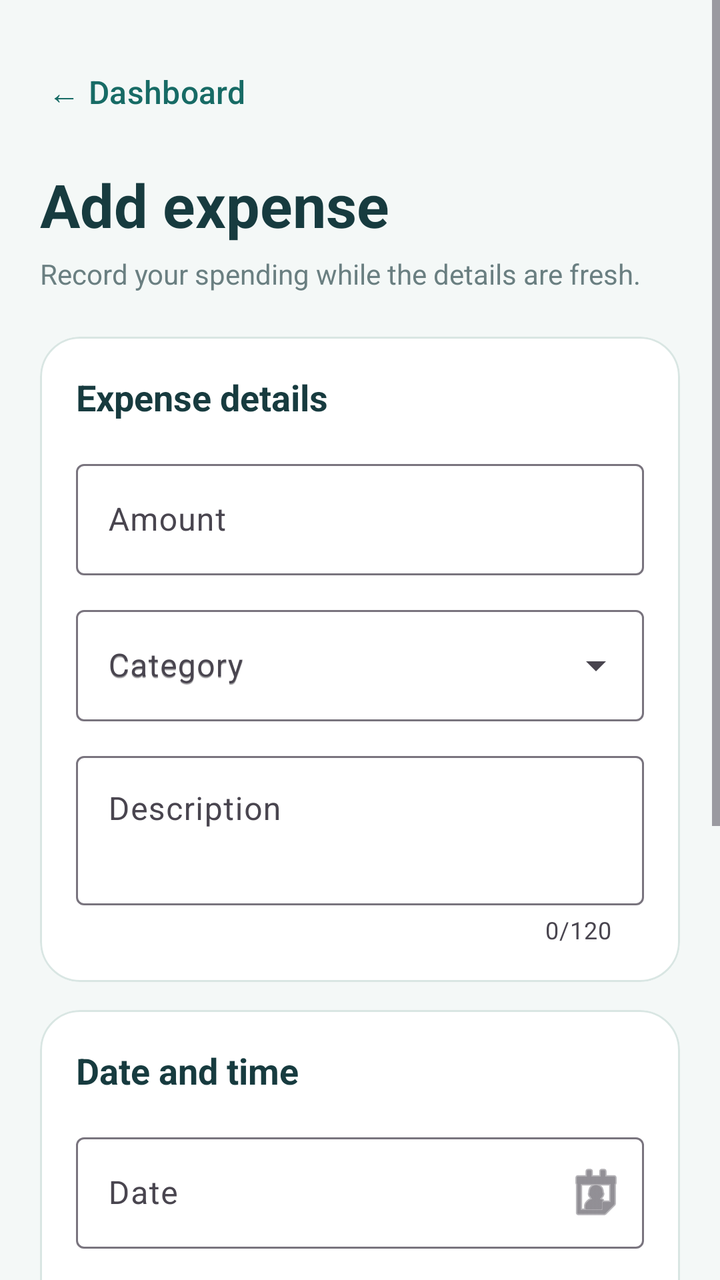
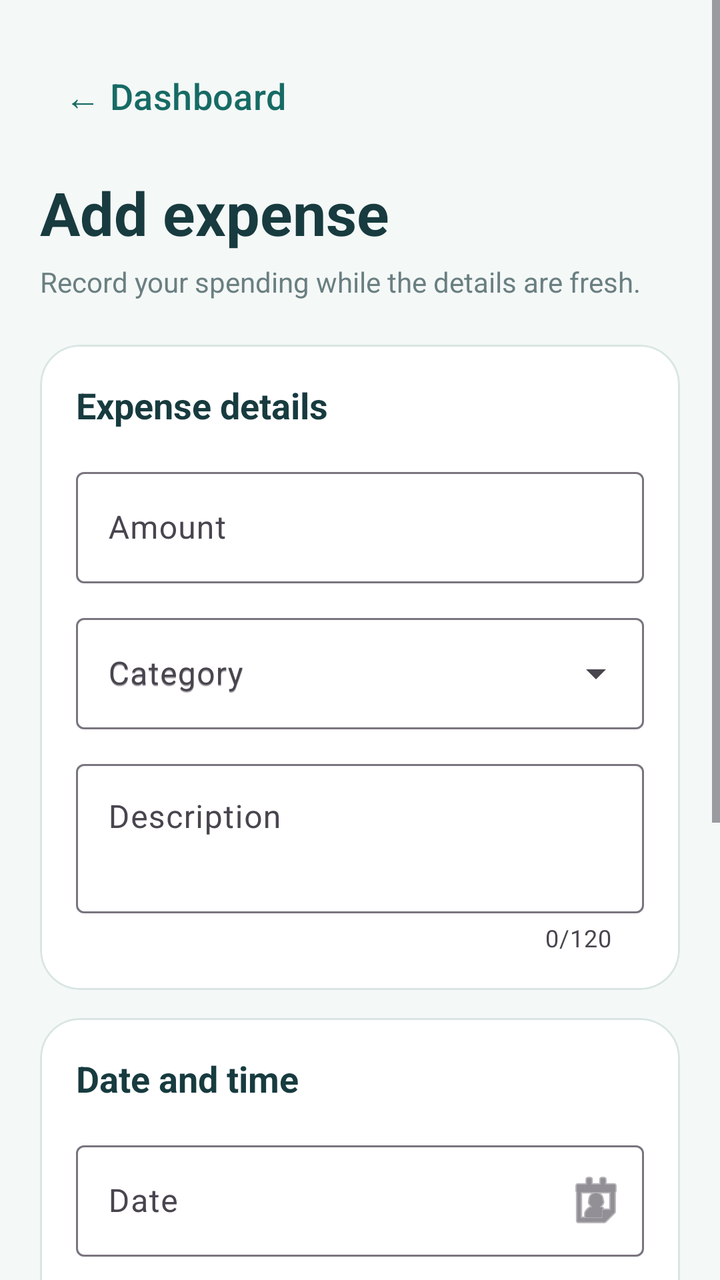

Before-and-after screenshots of an Android layout around one commit, followed by the original layout XML and the change that was made.
<!-- AndroidManifest.xml: application theme Theme.PocketPath -->
<!-- res/layout/activity_add_expenses.xml -->
<?xml version="1.0" encoding="utf-8"?>
<ScrollView xmlns:android="http://schemas.android.com/apk/res/android"
    xmlns:app="http://schemas.android.com/apk/res-auto"
    android:layout_width="match_parent"
    android:layout_height="match_parent"
    android:background="#F4F8F7"
    android:fillViewport="true">

    <LinearLayout
        android:layout_width="match_parent"
        android:layout_height="wrap_content"
        android:orientation="vertical"
        android:paddingStart="20dp"
        android:paddingTop="20dp"
        android:paddingEnd="20dp"
        android:paddingBottom="36dp">

        
        <com.google.android.material.button.MaterialButton
            android:id="@+id/btnBack"
            style="@style/Widget.Material3.Button.TextButton"
            android:layout_width="wrap_content"
            android:layout_height="52dp"
            android:paddingStart="4dp"
            android:paddingEnd="16dp"
            android:text="@string/add_expense_back"
            android:textAllCaps="false"
            android:textColor="#176B65"
            android:textSize="16sp" />

        
        <TextView
            android:layout_width="wrap_content"
            android:layout_height="wrap_content"
            android:layout_marginTop="10dp"
            android:text="@string/add_expense_title"
            android:textColor="#173B3F"
            android:textSize="30sp"
            android:textStyle="bold" />

        <TextView
            android:layout_width="wrap_content"
            android:layout_height="wrap_content"
            android:layout_marginTop="5dp"
            android:text="@string/add_expense_subtitle"
            android:textColor="#6A7F81"
            android:textSize="14sp" />

        
        <com.google.android.material.card.MaterialCardView
            android:layout_width="match_parent"
            android:layout_height="wrap_content"
            android:layout_marginTop="22dp"
            app:cardBackgroundColor="#FFFFFF"
            app:cardCornerRadius="20dp"
            app:strokeColor="#D9E6E3"
            app:strokeWidth="1dp">

            <LinearLayout
                android:layout_width="match_parent"
                android:layout_height="wrap_content"
                android:orientation="vertical"
                android:padding="18dp">

                <TextView
                    android:layout_width="wrap_content"
                    android:layout_height="wrap_content"
                    android:text="@string/expense_details"
                    android:textColor="#173B3F"
                    android:textSize="18sp"
                    android:textStyle="bold" />

                
                <com.google.android.material.textfield.TextInputLayout
                    android:id="@+id/amountLayout"
                    style="@style/Widget.Material3.TextInputLayout.OutlinedBox"
                    android:layout_width="match_parent"
                    android:layout_height="wrap_content"
                    android:layout_marginTop="16dp"
                    android:hint="@string/amount"
                    app:prefixText="@string/currency_prefix">

                    <com.google.android.material.textfield.TextInputEditText
                        android:id="@+id/etAmount"
                        android:layout_width="match_parent"
                        android:layout_height="wrap_content"
                        android:imeOptions="actionNext"
                        android:inputType="numberDecimal"
                        android:maxLength="12" />

                </com.google.android.material.textfield.TextInputLayout>

                
                <com.google.android.material.textfield.TextInputLayout
                    android:id="@+id/categoryLayout"
                    style="@style/Widget.Material3.TextInputLayout.OutlinedBox.ExposedDropdownMenu"
                    android:layout_width="match_parent"
                    android:layout_height="wrap_content"
                    android:layout_marginTop="12dp"
                    android:hint="@string/category">

                    <AutoCompleteTextView
                        android:id="@+id/categoryDropdown"
                        android:layout_width="match_parent"
                        android:layout_height="wrap_content"
                        android:cursorVisible="false"
                        android:hint="@string/category"
                        android:importantForAutofill="no"
                        android:inputType="none"
                        android:singleLine="true" />

                </com.google.android.material.textfield.TextInputLayout>

                
                <com.google.android.material.textfield.TextInputLayout
                    android:id="@+id/descriptionLayout"
                    style="@style/Widget.Material3.TextInputLayout.OutlinedBox"
                    android:layout_width="match_parent"
                    android:layout_height="wrap_content"
                    android:layout_marginTop="12dp"
                    android:hint="@string/description"
                    app:counterEnabled="true"
                    app:counterMaxLength="120">

                    <com.google.android.material.textfield.TextInputEditText
                        android:id="@+id/etDescription"
                        android:layout_width="match_parent"
                        android:layout_height="wrap_content"
                        android:gravity="top|start"
                        android:inputType="textCapSentences|textMultiLine"
                        android:maxLength="120"
                        android:maxLines="3"
                        android:minLines="2" />

                </com.google.android.material.textfield.TextInputLayout>

            </LinearLayout>

        </com.google.android.material.card.MaterialCardView>

        
        <com.google.android.material.card.MaterialCardView
            android:layout_width="match_parent"
            android:layout_height="wrap_content"
            android:layout_marginTop="14dp"
            app:cardBackgroundColor="#FFFFFF"
            app:cardCornerRadius="20dp"
            app:strokeColor="#D9E6E3"
            app:strokeWidth="1dp">

            <LinearLayout
                android:layout_width="match_parent"
                android:layout_height="wrap_content"
                android:orientation="vertical"
                android:padding="18dp">

                <TextView
                    android:layout_width="wrap_content"
                    android:layout_height="wrap_content"
                    android:text="@string/date_and_time"
                    android:textColor="#173B3F"
                    android:textSize="18sp"
                    android:textStyle="bold" />

                
                <com.google.android.material.textfield.TextInputLayout
                    android:id="@+id/dateLayout"
                    style="@style/Widget.Material3.TextInputLayout.OutlinedBox"
                    android:layout_width="match_parent"
                    android:layout_height="wrap_content"
                    android:layout_marginTop="16dp"
                    android:hint="@string/date"
                    app:endIconContentDescription="@string/choose_date"
                    app:endIconDrawable="@android:drawable/ic_menu_my_calendar"
                    app:endIconMode="custom">

                    <com.google.android.material.textfield.TextInputEditText
                        android:id="@+id/etDate"
                        android:layout_width="match_parent"
                        android:layout_height="wrap_content"
                        android:cursorVisible="false"
                        android:focusable="false"
                        android:inputType="none" />

                </com.google.android.material.textfield.TextInputLayout>

                
                <LinearLayout
                    android:layout_width="match_parent"
                    android:layout_height="wrap_content"
                    android:layout_marginTop="12dp"
                    android:baselineAligned="false"
                    android:orientation="horizontal">

                    
                    <com.google.android.material.textfield.TextInputLayout
                        android:id="@+id/startTimeLayout"
                        style="@style/Widget.Material3.TextInputLayout.OutlinedBox"
                        android:layout_width="0dp"
                        android:layout_height="wrap_content"
                        android:layout_marginEnd="6dp"
                        android:layout_weight="1"
                        android:hint="@string/start_time"
                        app:endIconContentDescription="@string/choose_start_time"
                        app:endIconDrawable="@android:drawable/ic_lock_idle_alarm"
                        app:endIconMode="custom">

                        <com.google.android.material.textfield.TextInputEditText
                            android:id="@+id/etStartTime"
                            android:layout_width="match_parent"
                            android:layout_height="wrap_content"
                            android:cursorVisible="false"
                            android:focusable="false"
                            android:inputType="none" />

                    </com.google.android.material.textfield.TextInputLayout>

                    
                    <com.google.android.material.textfield.TextInputLayout
                        android:id="@+id/endTimeLayout"
                        style="@style/Widget.Material3.TextInputLayout.OutlinedBox"
                        android:layout_width="0dp"
                        android:layout_height="wrap_content"
                        android:layout_marginStart="6dp"
                        android:layout_weight="1"
                        android:hint="@string/end_time"
                        app:endIconContentDescription="@string/choose_end_time"
                        app:endIconDrawable="@android:drawable/ic_lock_idle_alarm"
                        app:endIconMode="custom">

                        <com.google.android.material.textfield.TextInputEditText
                            android:id="@+id/etEndTime"
                            android:layout_width="match_parent"
                            android:layout_height="wrap_content"
                            android:cursorVisible="false"
                            android:focusable="false"
                            android:inputType="none" />

                    </com.google.android.material.textfield.TextInputLayout>

                </LinearLayout>

            </LinearLayout>

        </com.google.android.material.card.MaterialCardView>

        
        <com.google.android.material.card.MaterialCardView
            android:layout_width="match_parent"
            android:layout_height="wrap_content"
            android:layout_marginTop="14dp"
            app:cardBackgroundColor="#FFFFFF"
            app:cardCornerRadius="20dp"
            app:strokeColor="#D9E6E3"
            app:strokeWidth="1dp">

            <LinearLayout
                android:layout_width="match_parent"
                android:layout_height="wrap_content"
                android:orientation="vertical"
                android:padding="18dp">

                <TextView
                    android:layout_width="wrap_content"
                    android:layout_height="wrap_content"
                    android:text="@string/receipt_photograph"
                    android:textColor="#173B3F"
                    android:textSize="18sp"
                    android:textStyle="bold" />

                
                <TextView
                    android:id="@+id/photoStatus"
                    android:layout_width="wrap_content"
                    android:layout_height="wrap_content"
                    android:layout_marginTop="5dp"
                    android:text="@string/no_photograph_attached"
                    android:textColor="#6A7F81"
                    android:textSize="14sp" />

                
                <ImageView
                    android:id="@+id/photoPreview"
                    android:layout_width="match_parent"
                    android:layout_height="190dp"
                    android:layout_marginTop="14dp"
                    android:contentDescription="@string/expense_photograph_preview"
                    android:scaleType="centerCrop"
                    android:visibility="gone" />

                
                <LinearLayout
                    android:layout_width="match_parent"
                    android:layout_height="wrap_content"
                    android:layout_marginTop="12dp"
                    android:orientation="horizontal">

                    <com.google.android.material.button.MaterialButton
                        android:id="@+id/btnTakePhoto"
                        android:layout_width="0dp"
                        android:layout_height="52dp"
                        android:layout_marginEnd="6dp"
                        android:layout_weight="1"
                        android:text="@string/take_photo"
                        android:textAllCaps="false"
                        android:textColor="#176B65"
                        app:backgroundTint="#E5F2F0"
                        app:cornerRadius="13dp" />

                    
                    <com.google.android.material.button.MaterialButton
                        android:id="@+id/btnRemovePhoto"
                        android:layout_width="wrap_content"
                        android:layout_height="52dp"
                        android:layout_marginStart="6dp"
                        android:text="@string/remove"
                        android:textAllCaps="false"
                        android:textColor="#A33A3A"
                        android:visibility="gone"
                        app:backgroundTint="@android:color/transparent"
                        app:cornerRadius="13dp"
                        app:strokeColor="#D8A9A9"
                        app:strokeWidth="1dp" />

                </LinearLayout>

            </LinearLayout>

        </com.google.android.material.card.MaterialCardView>

        
        <com.google.android.material.button.MaterialButton
            android:id="@+id/btnSaveExpense"
            android:layout_width="match_parent"
            android:layout_height="58dp"
            android:layout_marginTop="20dp"
            android:text="@string/save_expense"
            android:textAllCaps="false"
            android:textSize="16sp"
            app:backgroundTint="#176B65"
            app:cornerRadius="14dp" />

    </LinearLayout>

</ScrollView>
<!-- resources referenced by this layout -->
<resources>
  <string name="add_expense_back">←  Dashboard</string>
  <string name="add_expense_subtitle">Record your spending while the details are fresh.</string>
  <string name="add_expense_title">Add expense</string>
  <string name="amount">Amount</string>
  <string name="category">Category</string>
  <string name="choose_date">Choose date</string>
  <string name="choose_end_time">Choose end time</string>
  <string name="choose_start_time">Choose start time</string>
  <string name="currency_prefix" translatable="false">R </string>
  <string name="date">Date</string>
  <string name="date_and_time">Date and time</string>
  <string name="description">Description</string>
  <string name="end_time">End time</string>
  <string name="expense_details">Expense details</string>
  <string name="expense_photograph_preview">Expense photograph preview</string>
  <string name="no_photograph_attached">No photograph attached</string>
  <string name="receipt_photograph">Receipt photograph</string>
  <string name="remove">Remove</string>
  <string name="save_expense">Save expense</string>
  <string name="start_time">Start time</string>
  <string name="take_photo">Take photo</string>
  <style name="Theme.PocketPath" parent="Base.Theme.PocketPath" />
  <style name="Base.Theme.PocketPath" parent="Theme.Material3.DayNight.NoActionBar">
          
          
      </style>
</resources>

<!-- the commit's change to res/layout/activity_add_expenses.xml (unified diff, before → after) -->
@@ -20,13 +20,17 @@
             android:id="@+id/btnBack"
             style="@style/Widget.Material3.Button.TextButton"
             android:layout_width="wrap_content"
-            android:layout_height="52dp"
-            android:paddingStart="4dp"
-            android:paddingEnd="16dp"
+            android:layout_height="56dp"
+            android:minWidth="88dp"
+            android:minHeight="56dp"
+            android:paddingStart="12dp"
+            android:paddingEnd="20dp"
+            android:insetTop="0dp"
+            android:insetBottom="0dp"
             android:text="@string/add_expense_back"
             android:textAllCaps="false"
             android:textColor="#176B65"
-            android:textSize="16sp" />
+            android:textSize="18sp" />
 
         
         <TextView
